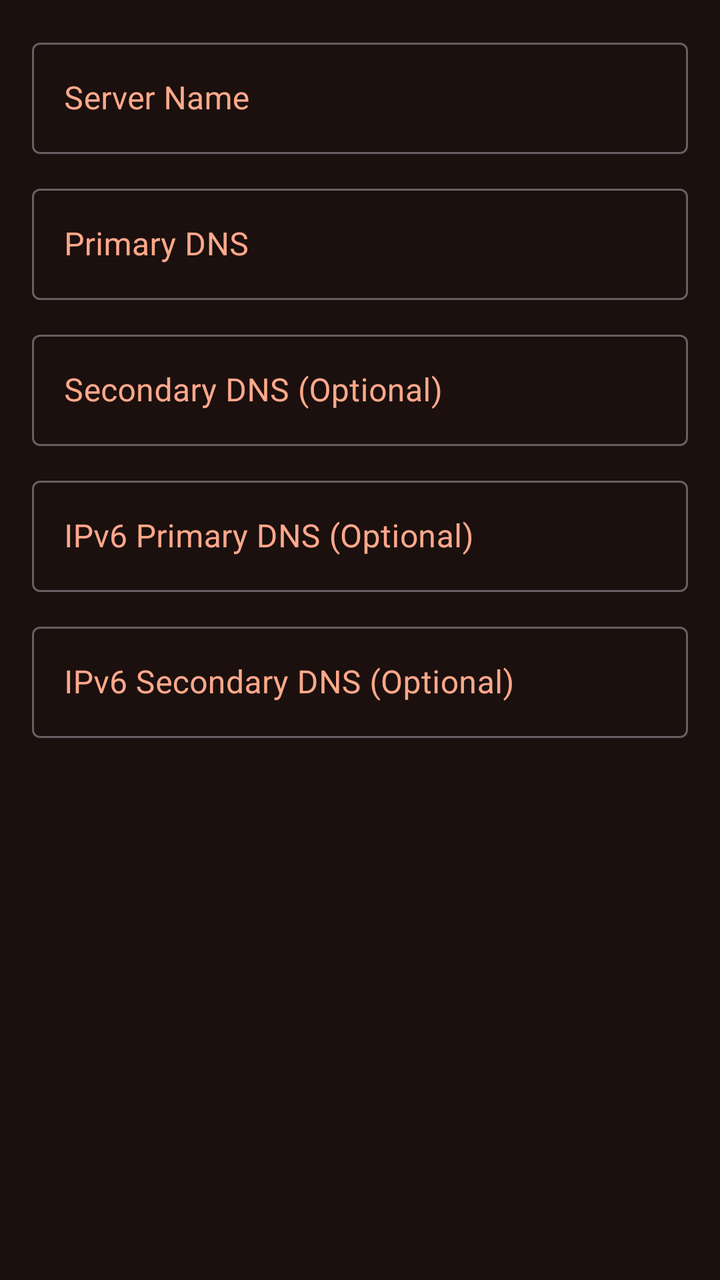
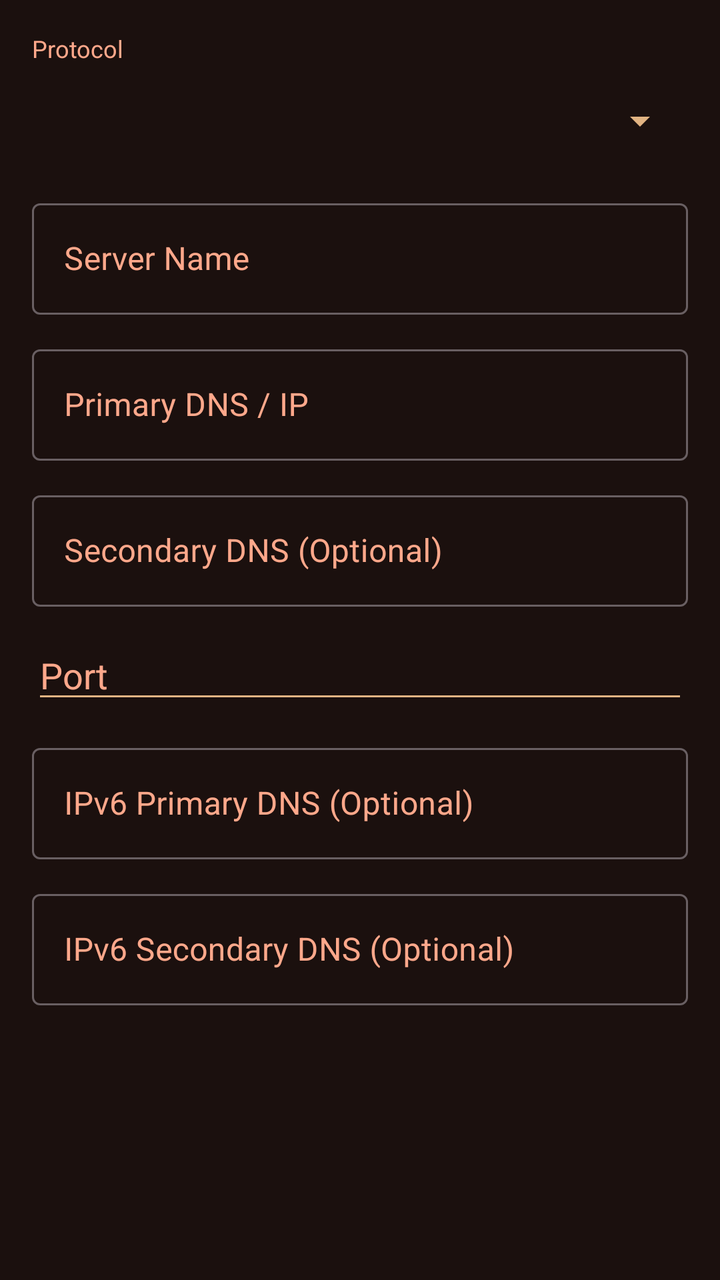

The first picture is an Android layout as it rendered before a commit; the second is the same layout after the commit. The layout source and the unified diff follow.
<!-- AndroidManifest.xml: application theme AppTheme -->
<!-- res/layout/dialog_add_server.xml -->
<?xml version="1.0" encoding="utf-8"?>
<ScrollView xmlns:android="http://schemas.android.com/apk/res/android"
    xmlns:app="http://schemas.android.com/apk/res-auto"
    android:layout_width="match_parent"
    android:layout_height="wrap_content"
    android:padding="16dp"
    android:background="?attr/dialogBackgroundColor">

    <LinearLayout
        android:layout_width="match_parent"
        android:layout_height="wrap_content"
        android:orientation="vertical">

        <com.google.android.material.textfield.TextInputLayout
            android:id="@+id/server_name_layout"
            android:layout_width="match_parent"
            android:layout_height="wrap_content"
            style="@style/BaseTextInputLayout"
            android:hint="Server Name"
            android:textColorHint="?attr/colorAccent"
            android:layout_marginBottom="12dp">

            <com.google.android.material.textfield.TextInputEditText
                android:id="@+id/server_name_edittext"
                android:layout_width="match_parent"
                android:layout_height="wrap_content"
                android:textColor="?attr/colorOnPrimary"/>
        </com.google.android.material.textfield.TextInputLayout>

        <com.google.android.material.textfield.TextInputLayout
            android:id="@+id/dns1_layout"
            android:layout_width="match_parent"
            android:layout_height="wrap_content"
            style="@style/BaseTextInputLayout"
            android:hint="Primary DNS"
            android:textColorHint="?attr/colorAccent"
            android:layout_marginBottom="12dp">

            <com.google.android.material.textfield.TextInputEditText
                android:id="@+id/dns1_edittext"
                android:layout_width="match_parent"
                android:layout_height="wrap_content"
                android:textColor="?attr/colorOnPrimary"
                android:inputType="phone"
                android:digits="0123456789."/>
        </com.google.android.material.textfield.TextInputLayout>

        <com.google.android.material.textfield.TextInputLayout
            android:id="@+id/dns2_layout"
            android:layout_width="match_parent"
            android:layout_height="wrap_content"
            style="@style/BaseTextInputLayout"
            android:hint="Secondary DNS (Optional)"
            android:textColorHint="?attr/colorAccent"
            android:layout_marginBottom="12dp">

            <com.google.android.material.textfield.TextInputEditText
                android:id="@+id/dns2_edittext"
                android:layout_width="match_parent"
                android:layout_height="wrap_content"
                android:textColor="?attr/colorOnPrimary"
                android:inputType="phone"
                android:digits="0123456789."/>
        </com.google.android.material.textfield.TextInputLayout>

        <com.google.android.material.textfield.TextInputLayout
            android:id="@+id/ipv6_dns1_layout"
            android:layout_width="match_parent"
            android:layout_height="wrap_content"
            style="@style/BaseTextInputLayout"
            android:hint="IPv6 Primary DNS (Optional)"
            android:textColorHint="?attr/colorAccent"
            android:layout_marginBottom="12dp">

            <com.google.android.material.textfield.TextInputEditText
                android:id="@+id/ipv6_dns1_edittext"
                android:layout_width="match_parent"
                android:layout_height="wrap_content"
                android:textColor="?attr/colorOnPrimary"
                android:inputType="text"/>
        </com.google.android.material.textfield.TextInputLayout>

        <com.google.android.material.textfield.TextInputLayout
            android:id="@+id/ipv6_dns2_layout"
            android:layout_width="match_parent"
            android:layout_height="wrap_content"
            style="@style/BaseTextInputLayout"
            android:hint="IPv6 Secondary DNS (Optional)"
            android:textColorHint="?attr/colorAccent"
            android:layout_marginBottom="8dp">

            <com.google.android.material.textfield.TextInputEditText
                android:id="@+id/ipv6_dns2_edittext"
                android:layout_width="match_parent"
                android:layout_height="wrap_content"
                android:textColor="?attr/colorOnPrimary"
                android:inputType="text"/>
        </com.google.android.material.textfield.TextInputLayout>
    </LinearLayout>
</ScrollView>
<!-- resources referenced by this layout -->
<resources>
  <style name="BaseTextInputLayout" parent="Widget.MaterialComponents.TextInputLayout.OutlinedBox">
          <item name="hintTextColor">?attr/colorAccent</item>
          <item name="helperTextTextColor">?attr/colorAccent</item>
          <item name="errorTextColor">?attr/colorAccent</item>
          <item name="counterTextColor">?attr/colorAccent</item>
          <item name="android:textColorHint">?attr/colorAccent</item>
          <item name="endIconTint">?attr/colorAccent</item>
      </style>
  <style name="AppTheme" parent="Theme.Material3.Dark.NoActionBar">
          <item name="colorOnPrimary">#FFA88B</item>
          <item name="colorPrimary">#2B100E</item>
          <item name="fontFamily">@font/appfont</item>
          <item name="colorPrimaryVariant">#1B100E</item>
          <item name="colorPrimaryDark">#120C0B</item>
          <item name="colorAccent">#FFA88B</item>
          <item name="colorControlActivated">#FFA88B</item>
          <item name="colorControlHighlight">#352726</item>
          <item name="colorControlNormal">#E1B382</item>
          <item name="android:statusBarColor">#2B100E</item>
          <item name="dialogBackgroundColor">#1B100E</item>
          <item name="android:navigationBarColor">#392726</item>
      </style>
</resources>

<!-- the commit's change to res/layout/dialog_add_server.xml (unified diff, before → after) -->
@@ -10,6 +10,20 @@
         android:layout_width="match_parent"
         android:layout_height="wrap_content"
         android:orientation="vertical">
+
+        <TextView
+            android:layout_width="match_parent"
+            android:layout_height="wrap_content"
+            android:text="Protocol"
+            android:textColor="?attr/colorAccent"
+            android:textSize="12sp"
+            android:layout_marginBottom="4dp"/>
+
+        <Spinner
+            android:id="@+id/protocol_spinner"
+            android:layout_width="match_parent"
+            android:layout_height="48dp"
+            android:layout_marginBottom="12dp"/>
 
         <com.google.android.material.textfield.TextInputLayout
             android:id="@+id/server_name_layout"
@@ -32,7 +46,7 @@
             android:layout_width="match_parent"
             android:layout_height="wrap_content"
             style="@style/BaseTextInputLayout"
-            android:hint="Primary DNS"
+            android:hint="Primary DNS / IP"
             android:textColorHint="?attr/colorAccent"
             android:layout_marginBottom="12dp">
 
@@ -41,8 +55,7 @@
                 android:layout_width="match_parent"
                 android:layout_height="wrap_content"
                 android:textColor="?attr/colorOnPrimary"
-                android:inputType="phone"
-                android:digits="0123456789."/>
+                android:inputType="text"/>
         </com.google.android.material.textfield.TextInputLayout>
 
         <com.google.android.material.textfield.TextInputLayout
@@ -59,9 +72,40 @@
                 android:layout_width="match_parent"
                 android:layout_height="wrap_content"
                 android:textColor="?attr/colorOnPrimary"
-                android:inputType="phone"
-                android:digits="0123456789."/>
+                android:inputType="text"/>
         </com.google.android.material.textfield.TextInputLayout>
+
+        <com.google.android.material.textfield.TextInputEditText
+            android:id="@+id/hostname_edittext"
+            android:layout_width="match_parent"
+            android:layout_height="wrap_content"
+            android:layout_marginBottom="12dp"
+            android:hint="DoT hostname"
+            android:textColorHint="?attr/colorAccent"
+            android:textColor="?attr/colorOnPrimary"
+            android:inputType="textUri"
+            android:visibility="gone"/>
+
+        <com.google.android.material.textfield.TextInputEditText
+            android:id="@+id/doh_url_edittext"
+            android:layout_width="match_parent"
+            android:layout_height="wrap_content"
+            android:layout_marginBottom="12dp"
+            android:hint="DoH URL"
+            android:textColorHint="?attr/colorAccent"
+            android:textColor="?attr/colorOnPrimary"
+            android:inputType="textUri"
+            android:visibility="gone"/>
+
+        <com.google.android.material.textfield.TextInputEditText
+            android:id="@+id/port_edittext"
+            android:layout_width="match_parent"
+            android:layout_height="wrap_content"
+            android:layout_marginBottom="12dp"
+            android:hint="Port"
+            android:textColorHint="?attr/colorAccent"
+            android:textColor="?attr/colorOnPrimary"
+            android:inputType="number"/>
 
         <com.google.android.material.textfield.TextInputLayout
             android:id="@+id/ipv6_dns1_layout"
